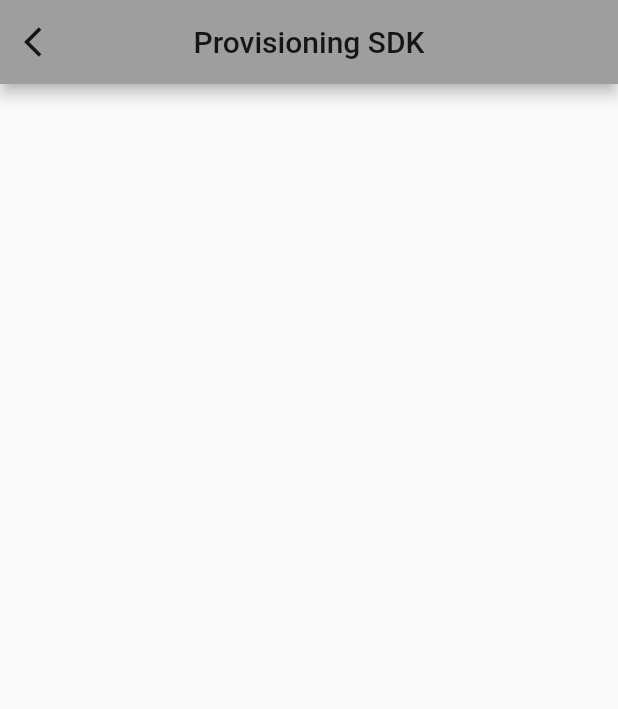
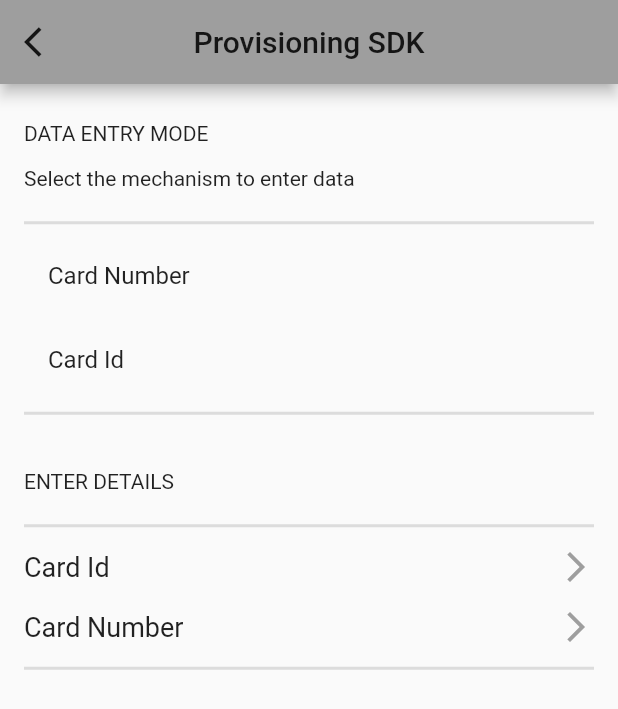
Before and after one commit to shankar-aditya/mep_issuer, a Flutter app: the ProvisioningSDK screen opened directly, on a phone screen of 412 x 824 dp. Shown: the top 709 px of the screen. Run offline on Flutter 3.47's test engine with Material 2 defaults, Android fonts, the phone set to English and light mode, and no system bars.

Commit message:
updates pro sdk

```diff
--- a/lib/pages/provisioning_sdk.dart
+++ b/lib/pages/provisioning_sdk.dart
@@ -1,5 +1,6 @@
 import 'package:flutter/material.dart';
-// import 'package:mep_issuer/pages/card_id.dart';
+import 'package:mep_issuer/pages/card_id.dart';
+import 'package:mep_issuer/pages/card_number.dart';
 
 class ProvisioningSDK extends StatefulWidget {
   ProvisioningSDK({Key key}) : super(key: key);
@@ -9,6 +10,13 @@ class ProvisioningSDK extends StatefulWidget {
 }
 
 class _ProvisioningSDKState extends State<ProvisioningSDK> {
+  List<Psdk> row = <Psdk>[
+    Psdk(0, 'Card Number'),
+    Psdk(1, 'Card Id'),
+  ];
+
+  int selectedIndex;
+
   @override
   Widget build(BuildContext context) {
     return Scaffold(
@@ -29,7 +37,101 @@ class _ProvisioningSDKState extends State<ProvisioningSDK> {
           'Provisioning SDK',
         ),
       ),
-      body: Container(),
+      body: Container(
+        padding: EdgeInsets.only(left: 16, top: 25, right: 16),
+        child: ListView(
+          physics: NeverScrollableScrollPhysics(),
+          children: [
+            SizedBox(
+              child: Text('DATA ENTRY MODE'),
+              height: 30,
+            ),
+            SizedBox(
+              child: Text('Select the mechanism to enter data'),
+              height: 30,
+            ),
+            Divider(
+              height: 15,
+              thickness: 2,
+            ),
+            ListView(
+              shrinkWrap: true,
+              physics: NeverScrollableScrollPhysics(),
+              children: List.generate(row.length, (index) {
+                return ListTile(
+                  onTap: () {
+                    setState(() {
+                      selectedIndex = index;
+                    });
+                  },
+                  selected: row[index].selected,
+                  title: Text(row[index].title),
+                  trailing: (selectedIndex == index)
+                      ? Icon(Icons.check, color: Colors.blueAccent)
+                      : null,
+                );
+              }),
+            ),
+            Divider(
+              height: 15,
+              thickness: 2,
+            ),
+            SizedBox(
+              height: 30,
+            ),
+            SizedBox(
+              child: Text('ENTER DETAILS'),
+              height: 30,
+            ),
+            Divider(
+              height: 15,
+              thickness: 2,
+            ),
+            buildSettingsRow('Card Id', () => CardId(), context),
+            buildSettingsRow('Card Number', () => CardNumber(), context),
+            Divider(
+              height: 15,
+              thickness: 2,
+            ),
+          ],
+        ),
+      ),
     );
   }
 }
+
+class Psdk {
+  final int id;
+  final String title;
+  bool selected = false;
+
+  Psdk(this.id, this.title);
+}
+
+GestureDetector buildSettingsRow(
+    String title, Widget Function() createPage, BuildContext context) {
+  return GestureDetector(
+    onTap: () {
+      Navigator.of(context).push(
+          MaterialPageRoute(builder: (BuildContext context) => createPage()));
+    },
+    child: Padding(
+      padding: const EdgeInsets.symmetric(vertical: 8.0),
+      child: Row(
+        mainAxisAlignment: MainAxisAlignment.spaceBetween,
+        children: [
+          Text(
+            title,
+            style: TextStyle(
+              fontSize: 18,
+            ),
+          ),
+          Icon(
+            Icons.arrow_forward_ios,
+            color: Colors.grey,
+          ),
+        ],
+      ),
+    ),
+  );
+}
```
Also changed, not shown: lib/pages/app_id.dart (+18 -18 lines).
